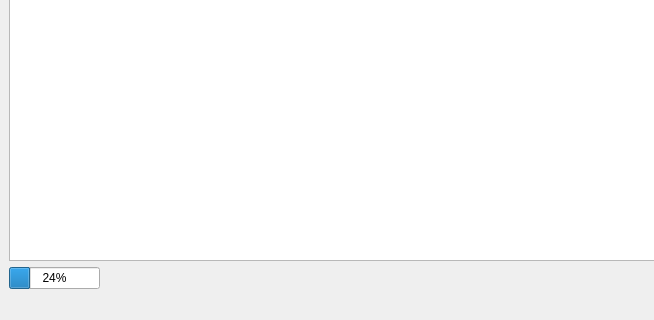
Above: ui/MainMenu.ui from rybkinn/PasswordSaver before the change; both pictures show x 0 to 654 and y 280 to 600 of the 870 by 600 pixel window. Below: the same form after it.
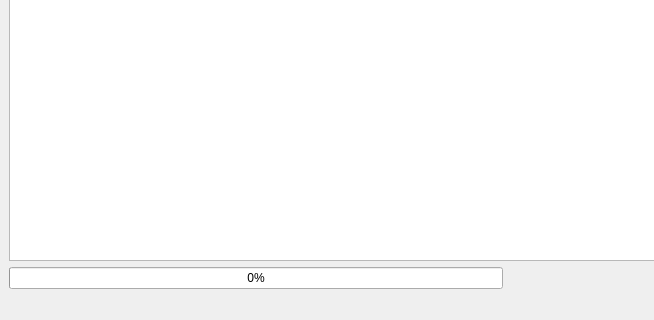
That is the form after the change. Icons and pictures are not drawn.

The edit to the form file:
```diff
--- a/ui/MainMenu.ui
+++ b/ui/MainMenu.ui
@@ -106,19 +106,6 @@
       </property>
      </widget>
     </item>
-    <item row="4" column="0">
-     <widget class="QProgressBar" name="progressBar">
-      <property name="sizePolicy">
-       <sizepolicy hsizetype="Fixed" vsizetype="Fixed">
-        <horstretch>0</horstretch>
-        <verstretch>0</verstretch>
-       </sizepolicy>
-      </property>
-      <property name="value">
-       <number>24</number>
-      </property>
-     </widget>
-    </item>
     <item row="3" column="0" colspan="4">
      <widget class="QTreeWidget" name="treeWidget">
       <property name="animated">
@@ -359,6 +346,19 @@
       </property>
      </widget>
     </item>
+    <item row="4" column="0">
+     <widget class="QProgressBar" name="progressBar">
+      <property name="sizePolicy">
+       <sizepolicy hsizetype="Expanding" vsizetype="Fixed">
+        <horstretch>0</horstretch>
+        <verstretch>0</verstretch>
+       </sizepolicy>
+      </property>
+      <property name="value">
+       <number>0</number>
+      </property>
+     </widget>
+    </item>
    </layout>
   </widget>
   <widget class="QMenuBar" name="menubar">
```
